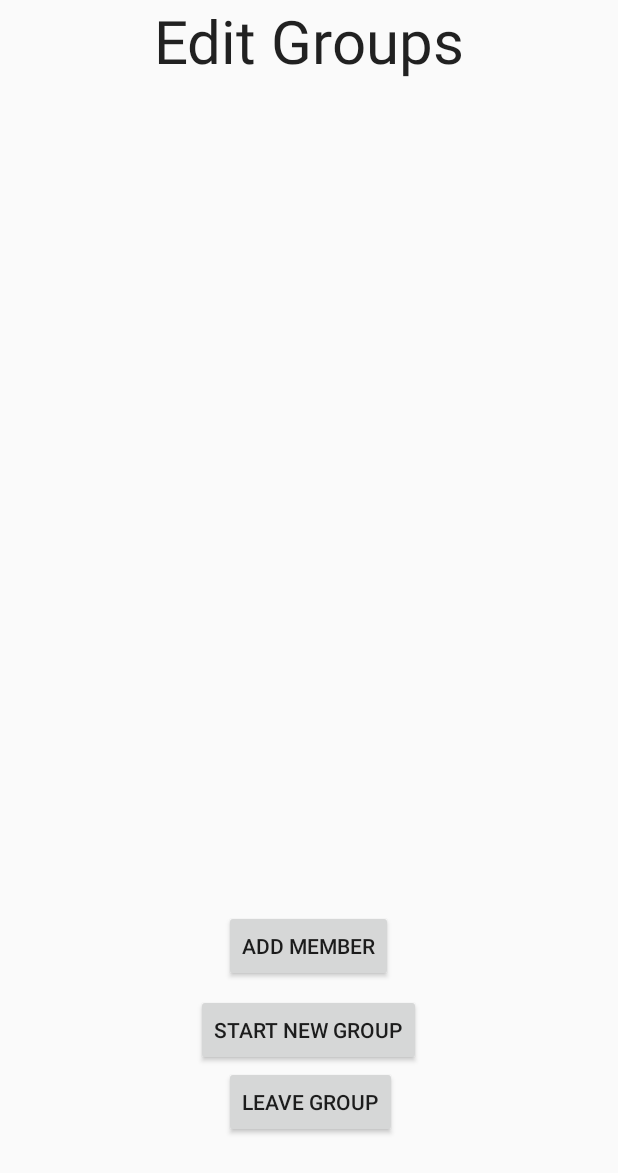
After one commit to anraja/Faceon, an Android app: the EditGroupsActivity screen opened directly, with no data from a screen before it, on a phone screen of 412 x 824 dp. The commit adds this screen. Shown: the top 1173 px of the screen. Run offline under Robolectric (Android 15) with nearby library versions, the phone set to English and light mode, and no system bars.

Commit message:
editgroup branch is added

```diff
--- a/app/src/main/AndroidManifest.xml
+++ b/app/src/main/AndroidManifest.xml
@@ -47,6 +47,11 @@
             android:name=".Win"
             android:label="@string/title_activity_win" >
         </activity>
+
+        <activity android:name=".EditGroupsActivity" android:label="Edit Groups"
+            android:parentActivityName=".MainActivity"
+            android:theme="@style/Theme.AppCompat.Light" >
+         </activity>
     </application>
 
 </manifest>
--- /dev/null
+++ b/app/src/main/java/com/example/anitha/faceon/EditGroupsActivity.java
@@ -0,0 +1,35 @@
+package com.example.anitha.faceon;
+
+import android.app.Activity;
+import android.content.Intent;
+import android.os.Bundle;
+import android.view.View;
+import android.widget.ImageView;
+import android.widget.ListView;
+
+import static android.content.Intent.*;
+
+/**
+ * Created by saravana on 16/02/15.
+ */
+public class EditGroupsActivity extends Activity{
+
+
+
+    @Override
+    protected void onCreate(Bundle savedInstanceState) {
+        super.onCreate(savedInstanceState);
+        setContentView(R.layout.edit_groups_layout);
+
+    }
+
+    public void selectFriends(View view){
+        Intent friendsIntent = new Intent(this,AddFriends.class);
+        startActivity(friendsIntent);
+    }
+    public void startNewGroup(View view){
+        Intent addGroupIntent = new Intent(this,AddGroupConversation.class);
+        startActivity(addGroupIntent);
+    }
+
+}
--- a/app/src/main/res/layout/activity_main.xml
+++ b/app/src/main/res/layout/activity_main.xml
@@ -23,6 +23,7 @@
         android:layout_alignParentLeft="true"
         android:layout_alignParentStart="true"
         android:layout_marginBottom="84dp"
+        android:onClick="editGroups"
         android:text="Edit Groups" />
 
     <Button
@@ -41,5 +42,6 @@
         android:layout_height="wrap_content"
         android:layout_alignParentBottom="true"
         android:layout_centerHorizontal="true"
+        android:onClick="win"
         android:text="Quit" />
 </RelativeLayout>
--- /dev/null
+++ b/app/src/main/res/layout/edit_groups_layout.xml
@@ -0,0 +1,51 @@
+<?xml version="1.0" encoding="utf-8"?>
+<RelativeLayout xmlns:android="http://schemas.android.com/apk/res/android"
+    android:layout_width="match_parent" android:layout_height="match_parent">
+
+    <TextView
+        android:id="@+id/editGroupsTitleTv"
+        android:layout_width="wrap_content"
+        android:layout_height="wrap_content"
+        android:layout_alignParentTop="true"
+        android:layout_centerHorizontal="true"
+        android:text="Edit Groups"
+        android:textAppearance="?android:attr/textAppearanceLarge"
+        android:textSize="40dp" />
+
+    <Button
+        android:layout_width="wrap_content"
+        android:layout_height="wrap_content"
+        android:text="Add Member"
+        android:id="@+id/button5"
+        android:layout_alignParentBottom="true"
+        android:layout_centerHorizontal="true"
+        android:onClick="selectFriends"
+        android:layout_marginBottom="169dp" />
+
+    <Button
+        android:layout_width="wrap_content"
+        android:layout_height="wrap_content"
+        android:text="Start New group"
+        android:id="@+id/button6"
+        android:layout_marginTop="56dp"
+        android:layout_alignTop="@+id/button5"
+        android:onClick="startNewGroup"
+        android:layout_centerHorizontal="true" />
+
+    <Button
+        android:layout_width="wrap_content"
+        android:layout_height="wrap_content"
+        android:text="Leave Group"
+        android:id="@+id/button7"
+        android:layout_below="@+id/button6"
+        android:layout_alignLeft="@+id/button5"
+        android:layout_alignStart="@+id/button5" />
+
+    <ListView
+        android:layout_width="wrap_content"
+        android:layout_height="wrap_content"
+        android:id="@+id/listView"
+        android:layout_alignParentLeft="true"
+        android:layout_alignParentStart="true"
+        android:layout_above="@+id/button5" />
+</RelativeLayout>
--- a/app/src/main/res/menu/menu_add_group_conversation.xml
+++ b/app/src/main/res/menu/menu_add_group_conversation.xml
@@ -1,7 +1,7 @@
 <menu xmlns:android="http://schemas.android.com/apk/res/android"
     xmlns:app="http://schemas.android.com/apk/res-auto"
     xmlns:tools="http://schemas.android.com/tools"
-    tools:context="com.example.nora.selfiechallenge.AddGroupConversation">
+    tools:context="com.example.anitha.faceon.AddGroupConversation">
     <item
         android:id="@+id/action_addGroupName"
         android:orderInCategory="100"
--- a/app/src/main/res/menu/menu_select_friends.xml
+++ b/app/src/main/res/menu/menu_select_friends.xml
@@ -1,7 +1,7 @@
 <menu xmlns:android="http://schemas.android.com/apk/res/android"
     xmlns:app="http://schemas.android.com/apk/res-auto"
     xmlns:tools="http://schemas.android.com/tools"
-    tools:context="com.example.nora.selfiechallenge.SelectFriends">
+    tools:context="com.example.anitha.faceon.SelectFriends">
     <item android:id="@+id/action_settings" android:title="@string/action_settings"
         android:orderInCategory="100" app:showAsAction="never" />
 </menu>
--- a/app/src/main/res/values/strings.xml
+++ b/app/src/main/res/values/strings.xml
@@ -17,6 +17,7 @@
     <string name="title_activity_select_friends">SelectFriends</string>
     <string name="hello_blank_fragment">Hello blank fragment</string>
     <string name="edit_profile">Edit Profile</string>
+    <string name="edit_groups">Edit Groups</string>
     <string name="title_activity_win">Win</string>
 
 </resources>
```
Also changed, not shown: app/src/main/java/com/example/anitha/faceon/MainActivity.java (+17 -5 lines).
